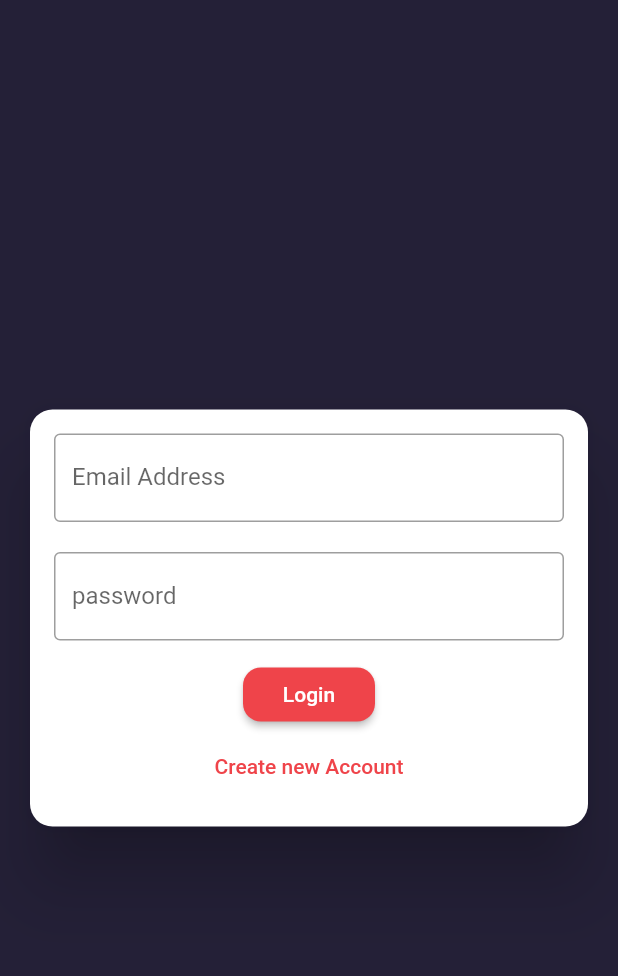
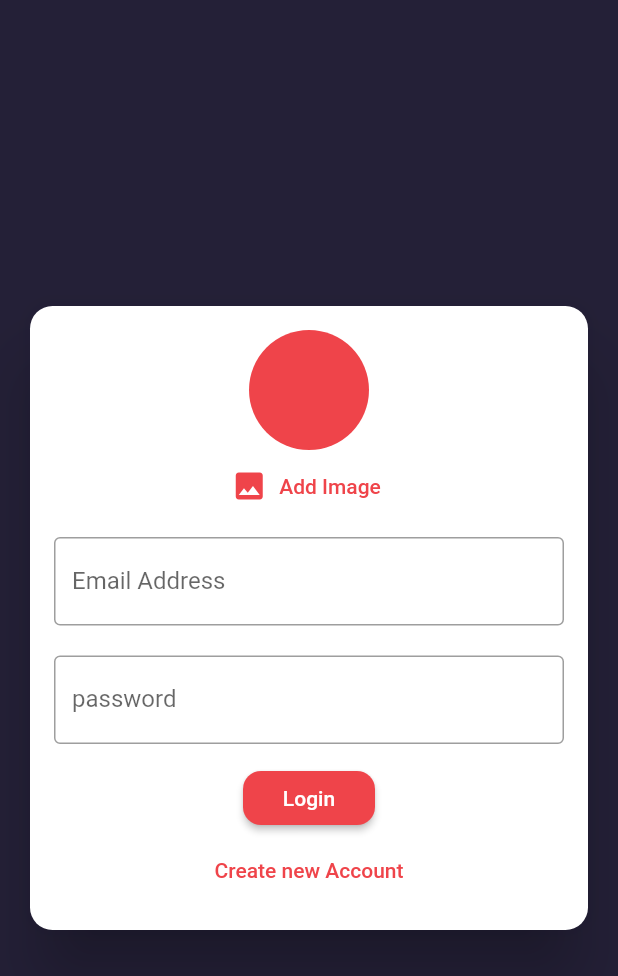
Before and after one commit to javedAJ/chat_app, a Flutter app: the screen it shows after launch, on a phone screen of 412 x 824 dp. Shown: the top 976 px of the screen. Run offline on Flutter 3.47's test engine with Material 2 defaults, Android fonts, the phone set to English and light mode, and no system bars; our stand-ins replace cloud_firestore, firebase_auth, firebase_core; missing offline and left inert: dart:ffi; accounts and stored records are empty.

```diff
--- a/lib/screens/chat_screen.dart
+++ b/lib/screens/chat_screen.dart
@@ -51,7 +51,7 @@ class ChatScreen extends StatelessWidget {
         ],
         title: Text('Chats'),
       ),
-      //backgroundColor: color.AppColor.neavyblue,
+      backgroundColor: color.AppColor.neavyblue,
       body: Container(
         child: Column(
           children: <Widget>[
--- a/lib/widgets/auth/auth_form.dart
+++ b/lib/widgets/auth/auth_form.dart
@@ -1,3 +1,5 @@
+// ignore_for_file: deprecated_member_use
+
 import 'dart:ffi';
 
 import 'package:flutter/material.dart';
@@ -61,6 +63,24 @@ class _AuthFormState extends State<AuthForm> {
                 child: Column(
                   mainAxisSize: MainAxisSize.min,
                   children: <Widget>[
+                    CircleAvatar(
+                      backgroundColor: color.AppColor.red,
+                      radius: 40,
+                    ),
+                    FlatButton.icon(
+                      onPressed: () {},
+                      icon: Icon(
+                        Icons.image,
+                        color: color.AppColor.red,
+                      ),
+                      label: Text(
+                        'Add Image',
+                        style: TextStyle(color: color.AppColor.red),
+                      ),
+                    ),
+                    const SizedBox(
+                      height: 10,
+                    ),
                     TextFormField(
                       key: const ValueKey('email'),
                       validator: (value) {
--- a/pubspec.yaml
+++ b/pubspec.yaml
@@ -37,6 +37,8 @@ dependencies:
   cloud_firestore: ^3.1.8
   firebase_core: ^1.12.0
   firebase_auth: ^3.3.7
+  image_picker: ^0.8.4+9
+  image_picker_for_web: ^2.1.6
 
 
 dev_dependencies:
```
Also changed, not shown: lib/widgets/auth/chat/message_bubble.dart (+32 -8 lines), lib/widgets/auth/chat/messages.dart (+7 -2 lines), lib/widgets/auth/chat/new_messages.dart (+9 -1 lines), lib/widgets/pickers/user_image_picker.dart (added), pubspec.lock, 1 other file.
